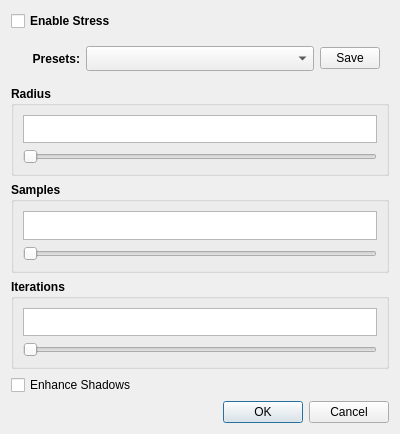
This is SIMP/dialog_stress.ui in iiSM4u/iiSM-SW_public as Qt 5 draws it before an edit. The edited form follows.
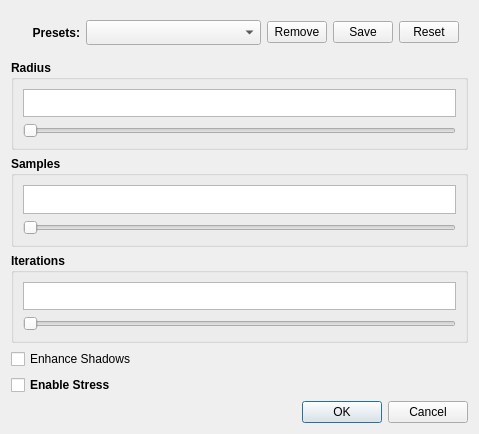
This is the edited form. Custom widgets are drawn as their Qt base class.

Commit message: preset 관련 remove, reset 추가

What changed in the file:
```diff
--- a/SIMP/dialog_stress.ui
+++ b/SIMP/dialog_stress.ui
@@ -6,7 +6,7 @@
    <rect>
     <x>0</x>
     <y>0</y>
-    <width>400</width>
+    <width>479</width>
     <height>434</height>
    </rect>
   </property>
@@ -14,18 +14,6 @@
    <string>Stress</string>
   </property>
   <layout class="QVBoxLayout" name="verticalLayout">
-   <item>
-    <widget class="QCheckBox" name="chkStress">
-     <property name="font">
-      <font>
-       <bold>true</bold>
-      </font>
-     </property>
-     <property name="text">
-      <string>Enable Stress</string>
-     </property>
-    </widget>
-   </item>
    <item>
     <widget class="QWidget" name="widget" native="true">
      <layout class="QHBoxLayout" name="horizontalLayout">
@@ -60,6 +48,19 @@
         </property>
        </widget>
       </item>
+      <item>
+       <widget class="QPushButton" name="btnRemovePreset">
+        <property name="maximumSize">
+         <size>
+          <width>60</width>
+          <height>16777215</height>
+         </size>
+        </property>
+        <property name="text">
+         <string>Remove</string>
+        </property>
+       </widget>
+      </item>
       <item>
        <widget class="QPushButton" name="btnSavePreset">
         <property name="maximumSize">
@@ -73,6 +74,19 @@
         </property>
        </widget>
       </item>
+      <item>
+       <widget class="QPushButton" name="btnResetPreset">
+        <property name="maximumSize">
+         <size>
+          <width>60</width>
+          <height>16777215</height>
+         </size>
+        </property>
+        <property name="text">
+         <string>Reset</string>
+        </property>
+       </widget>
+      </item>
      </layout>
     </widget>
    </item>
@@ -176,6 +190,18 @@
      </property>
     </widget>
    </item>
+   <item>
+    <widget class="QCheckBox" name="chkStress">
+     <property name="font">
+      <font>
+       <bold>true</bold>
+      </font>
+     </property>
+     <property name="text">
+      <string>Enable Stress</string>
+     </property>
+    </widget>
+   </item>
    <item>
     <widget class="QDialogButtonBox" name="buttonBox">
      <property name="orientation">
```
The commit also changes 9 other files.
